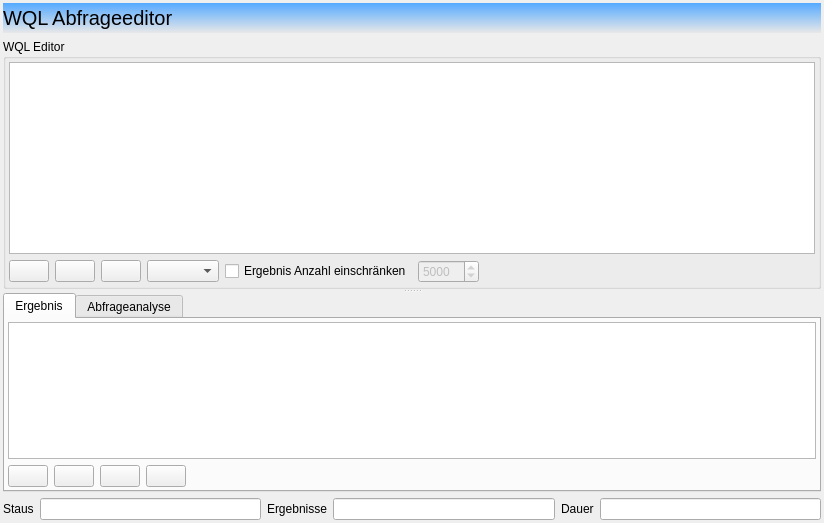
Qt form guilibraries/wmsgui/src/misc/CwmsQueryEditor.ui (WOGRA-AG/wms) before a commit.
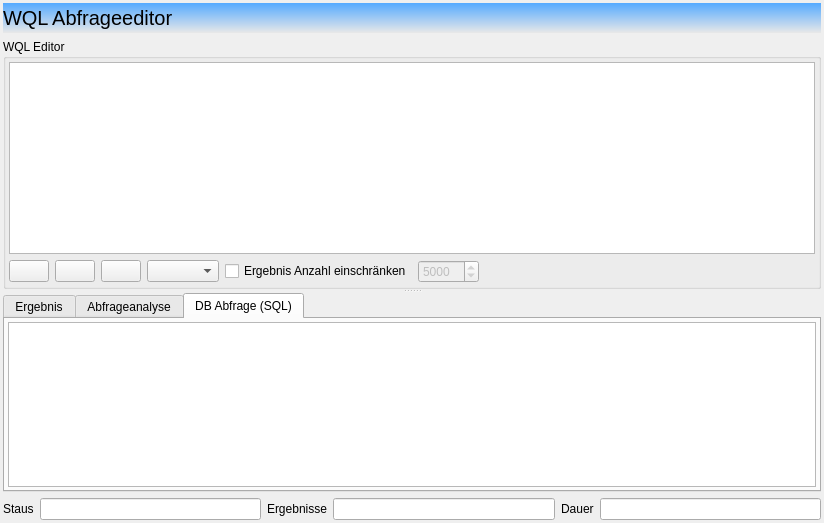
The same form after that commit. The open tabs and pages were chosen to show the change. Icons and pictures are not drawn. Custom widgets are drawn as their Qt base class.

Commit message: added database commands to query for easier debugging

Patch:
```diff
--- a/guilibraries/wmsgui/src/misc/CwmsQueryEditor.ui
+++ b/guilibraries/wmsgui/src/misc/CwmsQueryEditor.ui
@@ -219,6 +219,9 @@
         <property name="bottomMargin">
          <number>3</number>
         </property>
+        <property name="spacing">
+         <number>0</number>
+        </property>
         <item row="2" column="4">
          <spacer name="horizontalSpacer_2">
           <property name="orientation">
@@ -346,6 +349,31 @@
         </item>
        </layout>
       </widget>
+      <widget class="QWidget" name="tab_3">
+       <attribute name="title">
+        <string>DB Abfrage (SQL)</string>
+       </attribute>
+       <layout class="QVBoxLayout" name="verticalLayout_3">
+        <property name="spacing">
+         <number>0</number>
+        </property>
+        <property name="leftMargin">
+         <number>3</number>
+        </property>
+        <property name="topMargin">
+         <number>3</number>
+        </property>
+        <property name="rightMargin">
+         <number>3</number>
+        </property>
+        <property name="bottomMargin">
+         <number>3</number>
+        </property>
+        <item>
+         <widget class="QTextBrowser" name="m_pqtbDbCommand"/>
+        </item>
+       </layout>
+      </widget>
      </widget>
     </widget>
    </item>
```
The commit also changes 3 other files.
